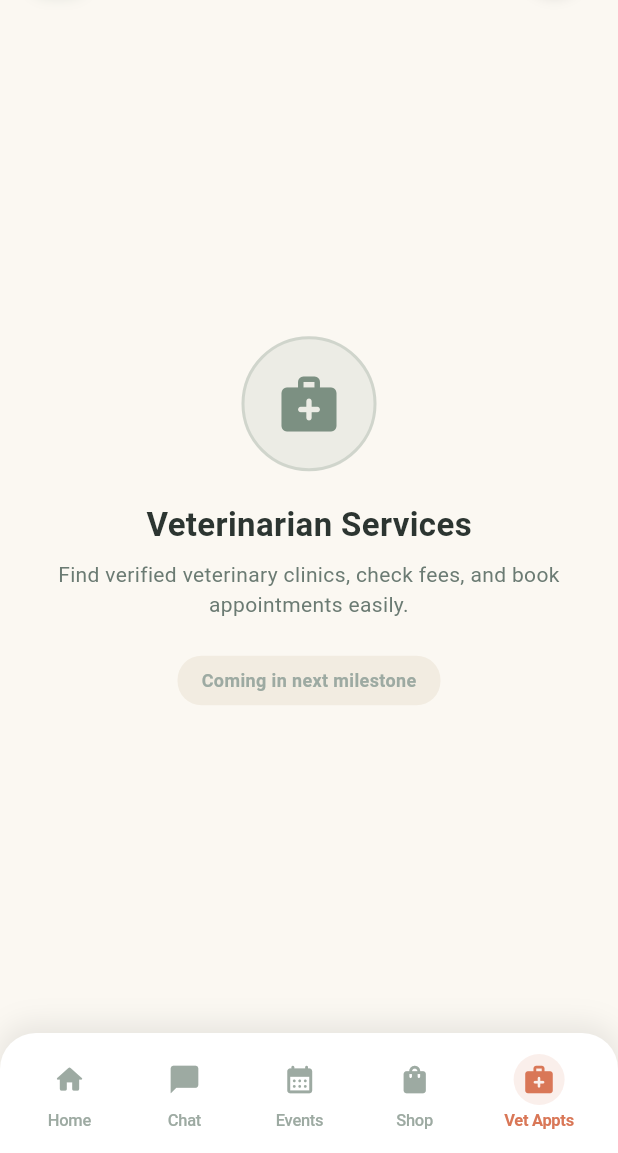
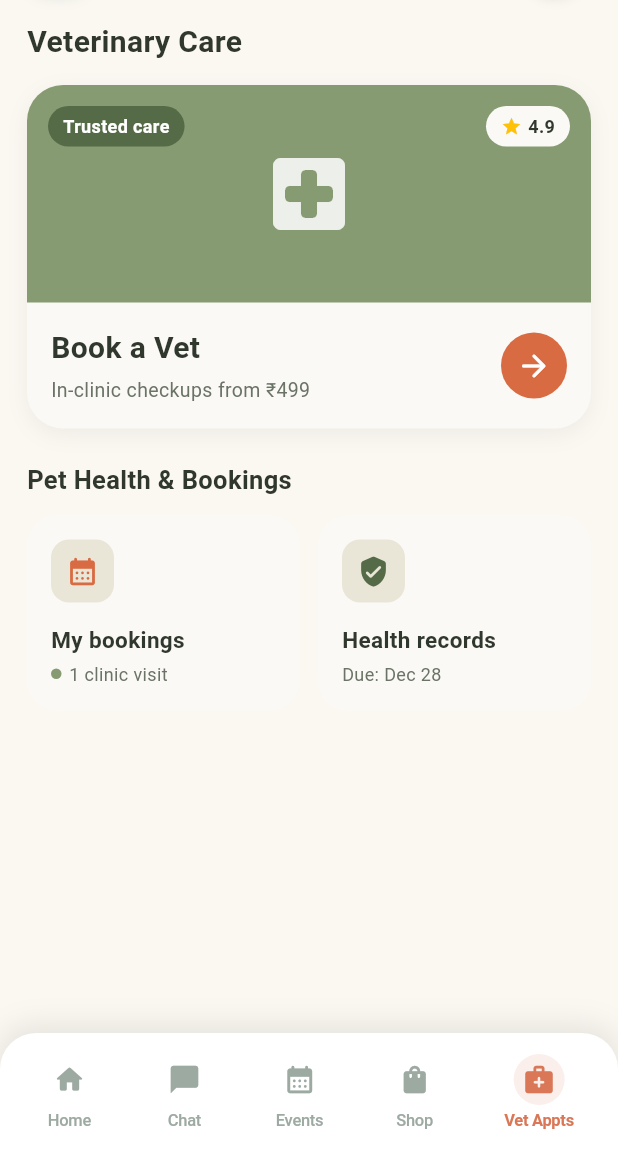
Before and after one commit to Samar-M3/PetMate, a Flutter app: the HomePage screen opened by its route, item 5 of the bottom bar chosen, on a phone screen of 412 x 824 dp, the part 83-1236 px from its top. Run offline on Flutter 3.47's test engine with Material 3 defaults, Android fonts, the phone set to English and light mode, and no system bars; our stand-ins replace firebase_auth, firebase_core, flutter_riverpod, go_router, google_sign_in, image_picker and 1 more; accounts and stored records are empty; network calls fail.

Commit message:
linked the scrrens to home page screen

```diff
--- /dev/null
+++ b/lib/features/care_events/screens/vet_appts_home_screen.dart
@@ -0,0 +1,114 @@
+import 'package:flutter/material.dart';
+import '../models/app_theme.dart';
+import '../models/mock_care_data.dart';
+import '../widgets/book_vet_hero_card.dart';
+import '../widgets/quick_care_cards.dart';
+import 'appointments/health_records_screen.dart';
+import 'appointments/my_appointments_screen.dart';
+import 'appointments/vet_list_screen.dart';
+import 'vet_management/vet_admin_dashboard.dart';
+
+class VetApptsHomeScreen extends StatefulWidget {
+  final String userRole;
+
+  const VetApptsHomeScreen({super.key, this.userRole = 'PET_PARENT'});
+
+  @override
+  State<VetApptsHomeScreen> createState() => _VetApptsHomeScreenState();
+}
+
+class _VetApptsHomeScreenState extends State<VetApptsHomeScreen> {
+  @override
+  Widget build(BuildContext context) {
+    final upcomingCount = MockCareData.appointments
+        .where((a) => a.status == 'Upcoming')
+        .length;
+
+    return SingleChildScrollView(
+      padding: const EdgeInsets.fromLTRB(18, 8, 18, 24),
+      child: Column(
+        crossAxisAlignment: CrossAxisAlignment.start,
+        children: [
+          // Section Title + Role-Protected Vet Portal Button
+          Row(
+            mainAxisAlignment: MainAxisAlignment.spaceBetween,
+            children: [
+              const Text(
+                'Veterinary Care',
+                style: TextStyle(
+                  fontSize: 20,
+                  fontWeight: FontWeight.bold,
+                  color: CareTheme.charcoal,
+                ),
+              ),
+              if (widget.userRole == 'VET' || widget.userRole == 'ADMIN')
+                TextButton.icon(
+                  style: TextButton.styleFrom(
+                    backgroundColor: CareTheme.cardBg,
+                    foregroundColor: CareTheme.charcoal,
+                    shape: RoundedRectangleBorder(
+                        borderRadius: BorderRadius.circular(20)),
+                  ),
+                  icon: const Icon(Icons.medical_information_outlined,
+                      size: 18, color: CareTheme.deepOlive),
+                  label:
+                  const Text('Vet Portal', style: TextStyle(fontSize: 12)),
+                  onPressed: () async {
+                    await Navigator.push(
+                      context,
+                      MaterialPageRoute(
+                          builder: (_) => const VetAdminDashboard()),
+                    );
+                    setState(() {});
+                  },
+                ),
+            ],
+          ),
+          const SizedBox(height: 14),
+
+          // Book a Vet Hero Card
+          BookVetHeroCard(
+            onTap: () async {
+              await Navigator.push(
+                context,
+                MaterialPageRoute(builder: (_) => const VetListScreen()),
+              );
+              setState(() {});
+            },
+          ),
+          const SizedBox(height: 22),
+
+          // Care Section
+          const Text(
+            'Pet Health & Bookings',
+            style: TextStyle(
+              fontSize: 17,
+              fontWeight: FontWeight.bold,
+              color: CareTheme.charcoal,
+            ),
+          ),
+          const SizedBox(height: 12),
+          QuickCareCards(
+            upcomingCount: upcomingCount,
+            nextVaccineDate: 'Dec 28',
+            onMyAppointmentsTap: () async {
+              await Navigator.push(
+                context,
+                MaterialPageRoute(
+                    builder: (_) => const MyAppointmentsScreen()),
+              );
+              setState(() {});
+            },
+            onHealthRecordsTap: () {
+              Navigator.push(
+                context,
+                MaterialPageRoute(
+                    builder: (_) => const HealthRecordsScreen()),
+              );
+            },
+          ),
+        ],
+      ),
+    );
+  }
+}
--- a/lib/features/home/presentation/pages/home_page.dart
+++ b/lib/features/home/presentation/pages/home_page.dart
@@ -1,6 +1,8 @@
 import 'package:flutter/material.dart';
 import 'package:flutter_riverpod/flutter_riverpod.dart';
 import '../../../../core/constants/app_colors.dart';
+import '../../../care_events/screens/events_home_screen.dart';
+import '../../../care_events/screens/vet_appts_home_screen.dart';
 import '../providers/discovery_provider.dart';
 import '../widgets/action_buttons.dart';
 import '../widgets/bottom_nav_bar.dart';
@@ -18,7 +20,8 @@ class HomePage extends ConsumerStatefulWidget {
 
 class _HomePageState extends ConsumerState<HomePage> {
   int _selectedNavIndex = 0;
-  final GlobalKey<SwipeableCardDeckState> _deckKey = GlobalKey<SwipeableCardDeckState>();
+  final GlobalKey<SwipeableCardDeckState> _deckKey =
+  GlobalKey<SwipeableCardDeckState>();
 
   @override
   Widget build(BuildContext context) {
@@ -44,10 +47,10 @@ class _HomePageState extends ConsumerState<HomePage> {
                   // Tab 0: Home (Tinder-style Discovery)
                   Column(
                     children: [
-                      // Large Swipeable Card
                       Expanded(
                         child: Padding(
-                          padding: const EdgeInsets.symmetric(horizontal: 16, vertical: 8),
+                          padding: const EdgeInsets.symmetric(
+                              horizontal: 16, vertical: 8),
                           child: SwipeableCardDeck(
                             key: _deckKey,
                             pets: discoveryState.pets,
@@ -58,8 +61,6 @@ class _HomePageState extends ConsumerState<HomePage> {
                           ),
                         ),
                       ),
-
-                      // Two Action Buttons: Pass (X) and Like (Heart)
                       ActionButtons(
                         enabled: discoveryState.hasMore,
                         onPass: () {
@@ -75,34 +76,26 @@ class _HomePageState extends ConsumerState<HomePage> {
                   // Tab 1: Chat
                   const TabPlaceholderView(
                     title: 'PetMate Chat',
-                    subtitle: 'Chat and communicate with owners after confirming a successful match!',
+                    subtitle:
+                    'Chat and communicate with owners after confirming a successful match!',
                     icon: Icons.chat_bubble_rounded,
                     iconColor: AppColors.terracotta,
                   ),
 
-                  // Tab 2: Events
-                  const TabPlaceholderView(
-                    title: 'Pet Events & Meetups',
-                    subtitle: 'Discover pet shows, adoption drives, and community meetups near you.',
-                    icon: Icons.calendar_month_rounded,
-                    iconColor: Color(0xFF5D69B0),
-                  ),
+                  // Tab 2: Events (Your Events Screen)
+                  const EventsHomeScreen(),
 
                   // Tab 3: Shop
                   const TabPlaceholderView(
                     title: 'Pet Marketplace',
-                    subtitle: 'Browse quality food, toys, health products, and accessories for your pets.',
+                    subtitle:
+                    'Browse quality food, toys, health products, and accessories for your pets.',
                     icon: Icons.shopping_bag_rounded,
                     iconColor: Color(0xFFE68A00),
                   ),
 
-                  // Tab 4: Vet Appointments
-                  const TabPlaceholderView(
-                    title: 'Veterinarian Services',
-                    subtitle: 'Find verified veterinary clinics, check fees, and book appointments easily.',
-                    icon: Icons.medical_services_rounded,
-                    iconColor: AppColors.primary,
-                  ),
+                  // Tab 4: Vet Appointments (Your Vet Appts Screen)
+                  const VetApptsHomeScreen(),
                 ],
               ),
             ),
```
Also changed, not shown: lib/features/care_events/screens/care_events_dashboard.dart (deleted, +0 -191 lines), lib/features/care_events/screens/events_home_screen.dart (added, +131 -0 lines).
